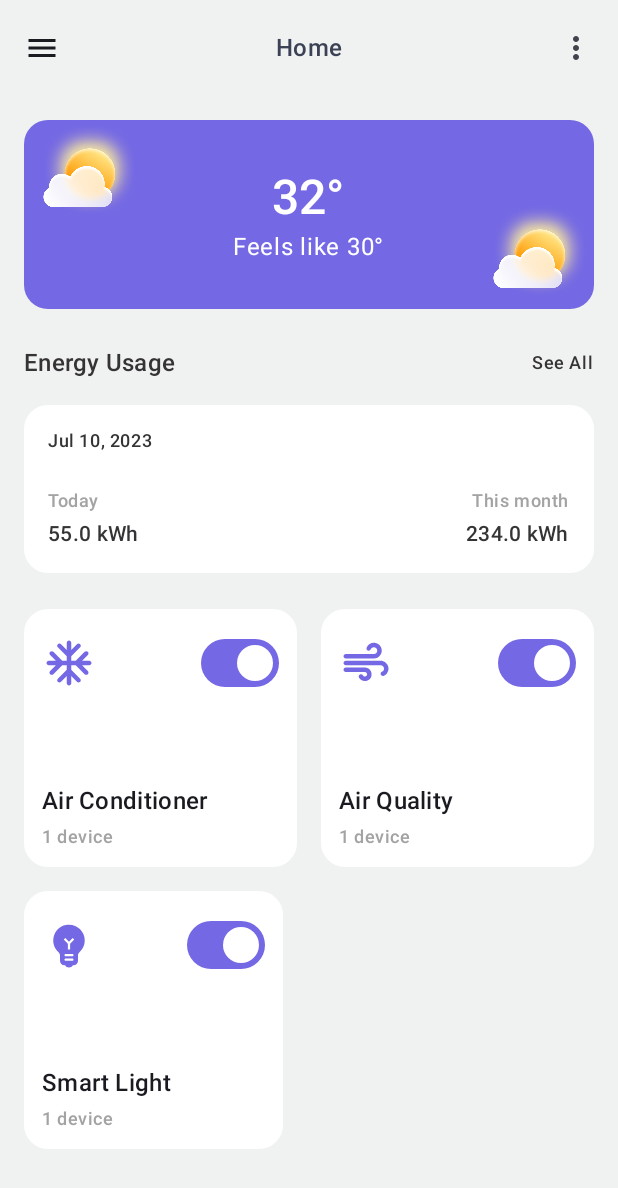
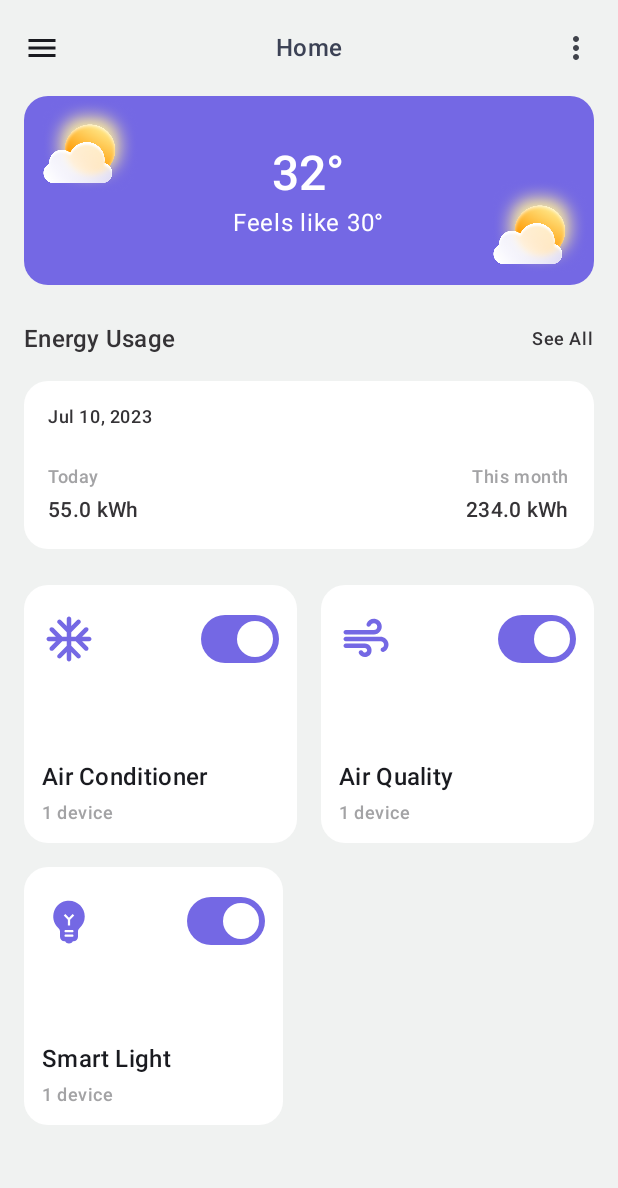
Before and after one commit to WenyuanYu3697/housefy, an Android app built with Jetpack Compose: the screen it shows after launch (MainActivity), on a phone screen of 412 x 824 dp. Shown: the top 1188 px of the screen. Run offline under Robolectric (Android 15) with nearby library versions, the phone set to English and light mode, and no system bars.

Commit message:
CHANGED: - Updated padding in HomePage - Updated EnergyUsage to use current device local date

```diff
--- a/housefy/src/main/java/ca/quantum/quants/it/housefy/components/home/EnergyUsage.kt
+++ b/housefy/src/main/java/ca/quantum/quants/it/housefy/components/home/EnergyUsage.kt
@@ -19,9 +19,15 @@ import androidx.compose.ui.graphics.Color
 import androidx.compose.ui.text.font.FontWeight
 import androidx.compose.ui.text.style.TextAlign
 import androidx.compose.ui.unit.dp
+import java.time.LocalDate
+import java.time.format.DateTimeFormatter
 
 @Composable
 fun EnergyUsageCard() {
+    val today = LocalDate.now()
+    val formatter = DateTimeFormatter.ofPattern("MMM d, yyyy")
+    val formattedDate = today.format(formatter)
+
     Column(modifier = Modifier.fillMaxWidth()) {
         Row(
             horizontalArrangement = Arrangement.SpaceBetween,
@@ -58,7 +64,7 @@ fun EnergyUsageCard() {
                 modifier = Modifier.fillMaxWidth()
             ) {
                 Text(
-                    text = "Jul 10, 2023",
+                    text = formattedDate,
                     style = MaterialTheme.typography.bodySmall
                         .copy(fontWeight = FontWeight.Medium)
                         .copy(color = Color(0xFF353336)),
--- a/housefy/src/main/java/ca/quantum/quants/it/housefy/pages/HomePage.kt
+++ b/housefy/src/main/java/ca/quantum/quants/it/housefy/pages/HomePage.kt
@@ -24,7 +24,7 @@ fun HomePage() {
         modifier = Modifier
             .fillMaxSize()
             .background(color = Color(0xFFF0F2F1))
-            .padding(16.dp),
+            .padding(start = 16.dp, end = 16.dp, bottom = 16.dp),
     ) {
         item {
             TemperatureCard()
```
